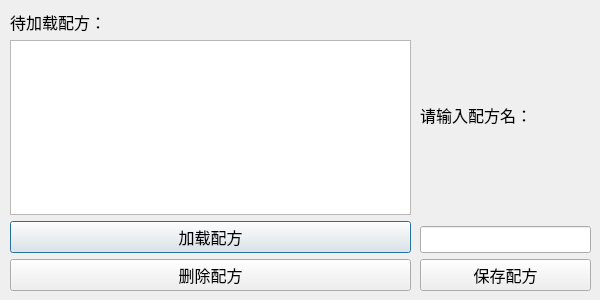
First picture: the form in cpp/8H82600/dialog_recipe_mgr.ui, repository huayunfly/goiot, before the edit.
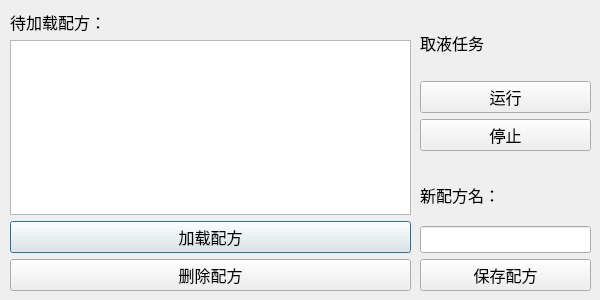
Second picture: the form after the edit.

Commit message: Add run and stop buttons.

Patch:
```diff
--- a/cpp/8H82600/dialog_recipe_mgr.ui
+++ b/cpp/8H82600/dialog_recipe_mgr.ui
@@ -71,9 +71,9 @@
    <property name="geometry">
     <rect>
      <x>420</x>
-     <y>10</y>
+     <y>170</y>
      <width>171</width>
-     <height>281</height>
+     <height>121</height>
     </rect>
    </property>
    <layout class="QVBoxLayout" name="verticalLayout_2">
@@ -86,7 +86,7 @@
        </font>
       </property>
       <property name="text">
-       <string>请输入配方名：</string>
+       <string>新配方名：</string>
       </property>
      </widget>
     </item>
@@ -115,6 +115,57 @@
     </item>
    </layout>
   </widget>
+  <widget class="QWidget" name="verticalLayoutWidget_3">
+   <property name="geometry">
+    <rect>
+     <x>420</x>
+     <y>10</y>
+     <width>171</width>
+     <height>141</height>
+    </rect>
+   </property>
+   <layout class="QVBoxLayout" name="verticalLayout_3">
+    <item>
+     <widget class="QLabel" name="labelRuntime">
+      <property name="font">
+       <font>
+        <family>Tahoma</family>
+        <pointsize>12</pointsize>
+       </font>
+      </property>
+      <property name="text">
+       <string>取液任务</string>
+      </property>
+     </widget>
+    </item>
+    <item>
+     <widget class="QPushButton" name="pushButtonRun">
+      <property name="font">
+       <font>
+        <family>Tahoma</family>
+        <pointsize>12</pointsize>
+       </font>
+      </property>
+      <property name="text">
+       <string>运行</string>
+      </property>
+     </widget>
+    </item>
+    <item>
+     <widget class="QPushButton" name="pushButtonStop">
+      <property name="font">
+       <font>
+        <family>Tahoma</family>
+        <pointsize>12</pointsize>
+       </font>
+      </property>
+      <property name="text">
+       <string>停止</string>
+      </property>
+     </widget>
+    </item>
+   </layout>
+  </widget>
  </widget>
  <resources/>
  <connections/>
```
The commit also changes 2 other files.
